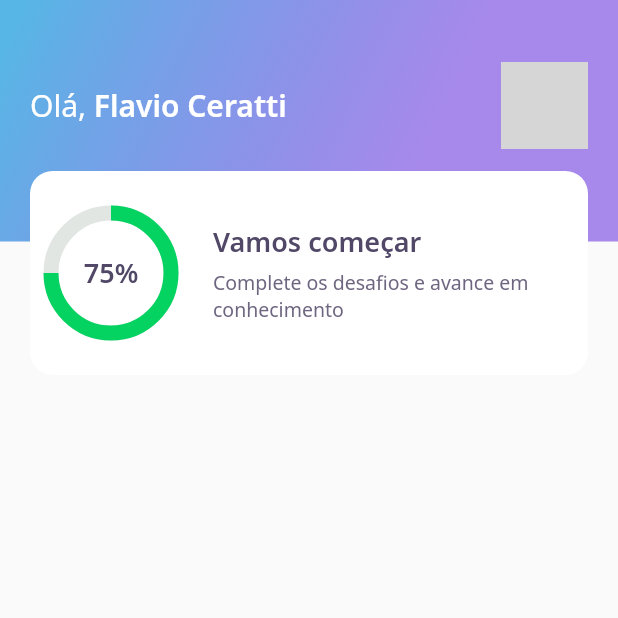
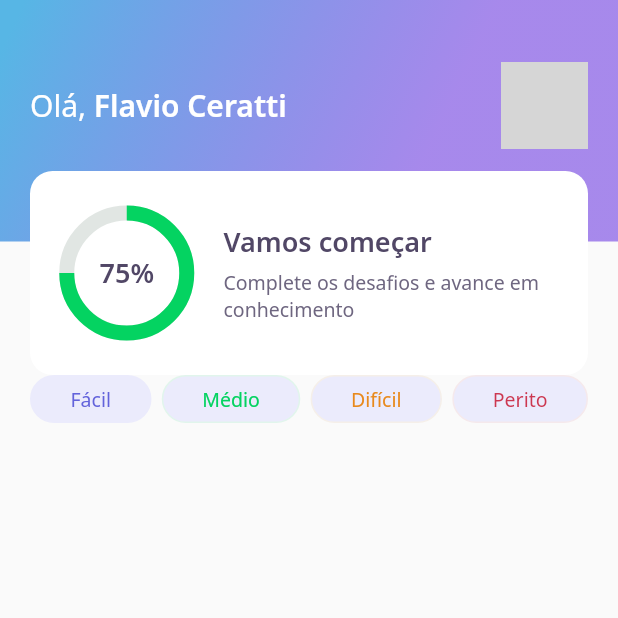
Before and after one commit to Flaviocrtt/nlw5_devquiz, a Flutter app: the screen it shows after launch, on a phone screen of 412 x 824 dp, the top half of it. Run offline on Flutter 3.47's test engine with Material 2 defaults, Android fonts, the phone set to English and light mode, and no system bars; our stand-ins replace google_fonts; network calls fail; grey boxes are pictures that could not be loaded.

Commit message:
aula 2 - level buttons

```diff
--- a/lib/home/home_page.dart
+++ b/lib/home/home_page.dart
@@ -1,4 +1,5 @@
 import 'package:devquiz/home/widgets/app_bar/app_bar_widget.dart';
+import 'package:devquiz/home/widgets/level_button/level_button_widget.dart';
 import 'package:flutter/material.dart';
 
 class HomePage extends StatefulWidget {
@@ -13,6 +14,26 @@ class _HomePageState extends State<HomePage> {
   Widget build(BuildContext context) {
     return Scaffold(
       appBar: AppBarWidget(),
+      body: Padding(
+        padding: const EdgeInsets.symmetric(horizontal: 20),
+        child: Row(
+          mainAxisAlignment: MainAxisAlignment.spaceBetween,
+          children: [
+            LevelButtonWidget(
+              label: "Fácil",
+            ),
+            LevelButtonWidget(
+              label: "Médio",
+            ),
+            LevelButtonWidget(
+              label: "Difícil",
+            ),
+            LevelButtonWidget(
+              label: "Perito",
+            ),
+          ],
+        ),
+      ),
     );
   }
 }
--- /dev/null
+++ b/lib/home/widgets/level_button/level_button_widget.dart
@@ -0,0 +1,60 @@
+import 'package:devquiz/core/app_colors.dart';
+import 'package:flutter/widgets.dart';
+import 'package:google_fonts/google_fonts.dart';
+
+class LevelButtonWidget extends StatelessWidget {
+  final String label;
+
+  final config = {
+    "Fácil": {
+      "color": AppColors.levelButtonFacil,
+      "borderColor": AppColors.levelButtonBorderFacil,
+      "fontColor": AppColors.levelButtonTextFacil
+    },
+    "Médio": {
+      "color": AppColors.levelButtonMedio,
+      "borderColor": AppColors.levelButtonBorderMedio,
+      "fontColor": AppColors.levelButtonTextMedio
+    },
+    "Difícil": {
+      "color": AppColors.levelButtonDificil,
+      "borderColor": AppColors.levelButtonBorderDificil,
+      "fontColor": AppColors.levelButtonTextDificil
+    },
+    "Perito": {
+      "color": AppColors.levelButtonPerito,
+      "borderColor": AppColors.levelButtonBorderPerito,
+      "fontColor": AppColors.levelButtonTextPerito
+    }
+  };
+
+  Color get color => config[label]!['color']!;
+  Color get borderColor => config[label]!['borderColor']!;
+  Color get fontColor => config[label]!['fontColor']!;
+
+  LevelButtonWidget({Key? key, required this.label})
+      : assert(["Fácil", "Médio", "Difícil", "Perito"].contains(label)),
+        super(key: key);
+  @override
+  Widget build(BuildContext context) {
+    return Container(
+      decoration: BoxDecoration(
+        color: AppColors.levelButtonFacil,
+        border: Border.fromBorderSide(
+          BorderSide(color: color),
+        ),
+        borderRadius: BorderRadius.circular(28),
+      ),
+      child: Padding(
+        padding: const EdgeInsets.symmetric(horizontal: 26, vertical: 6),
+        child: Text(
+          label,
+          style: GoogleFonts.notoSans(
+            color: fontColor,
+            fontSize: 13,
+          ),
+        ),
+      ),
+    );
+  }
+}
--- a/lib/home/widgets/score_card/score_card_widget.dart
+++ b/lib/home/widgets/score_card/score_card_widget.dart
@@ -18,7 +18,7 @@ class ScoreCardWidget extends StatelessWidget {
           borderRadius: BorderRadius.circular(15),
         ),
         child: Padding(
-          padding: const EdgeInsets.symmetric(horizontal: 10),
+          padding: const EdgeInsets.symmetric(horizontal: 24),
           child: Row(
             crossAxisAlignment: CrossAxisAlignment.center,
             children: [
```
Also changed, not shown: 1 other file.
